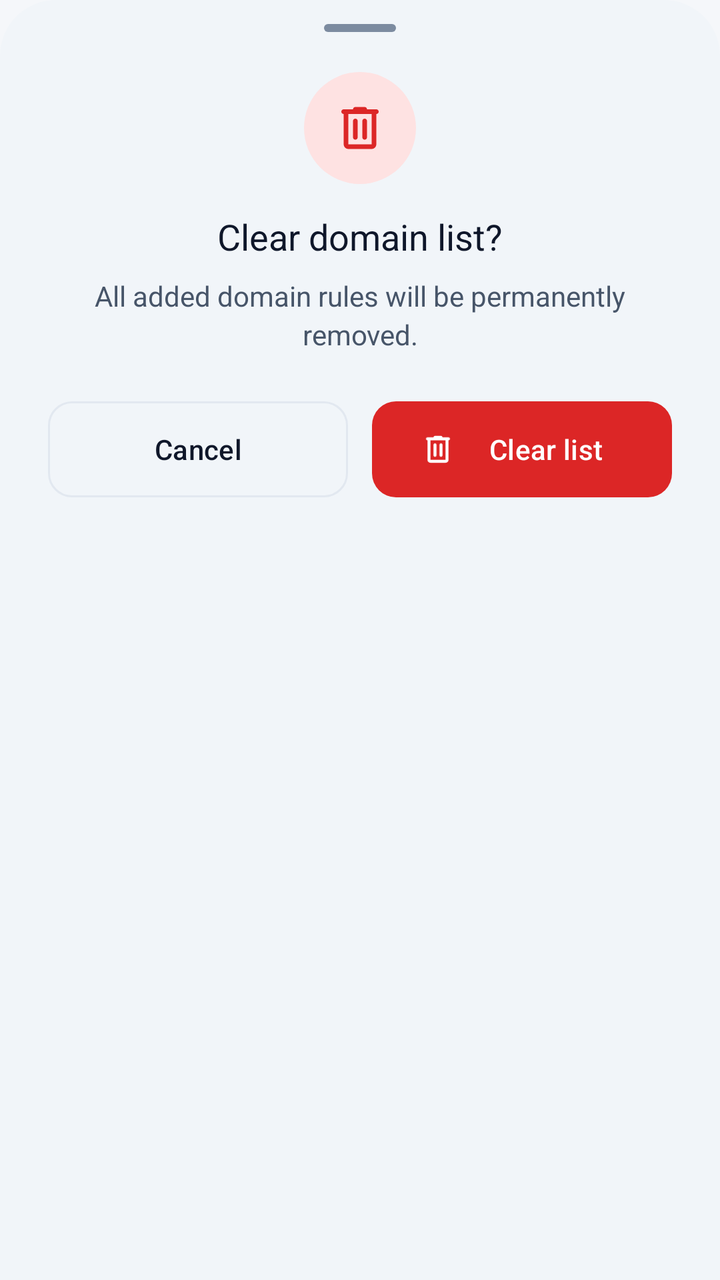
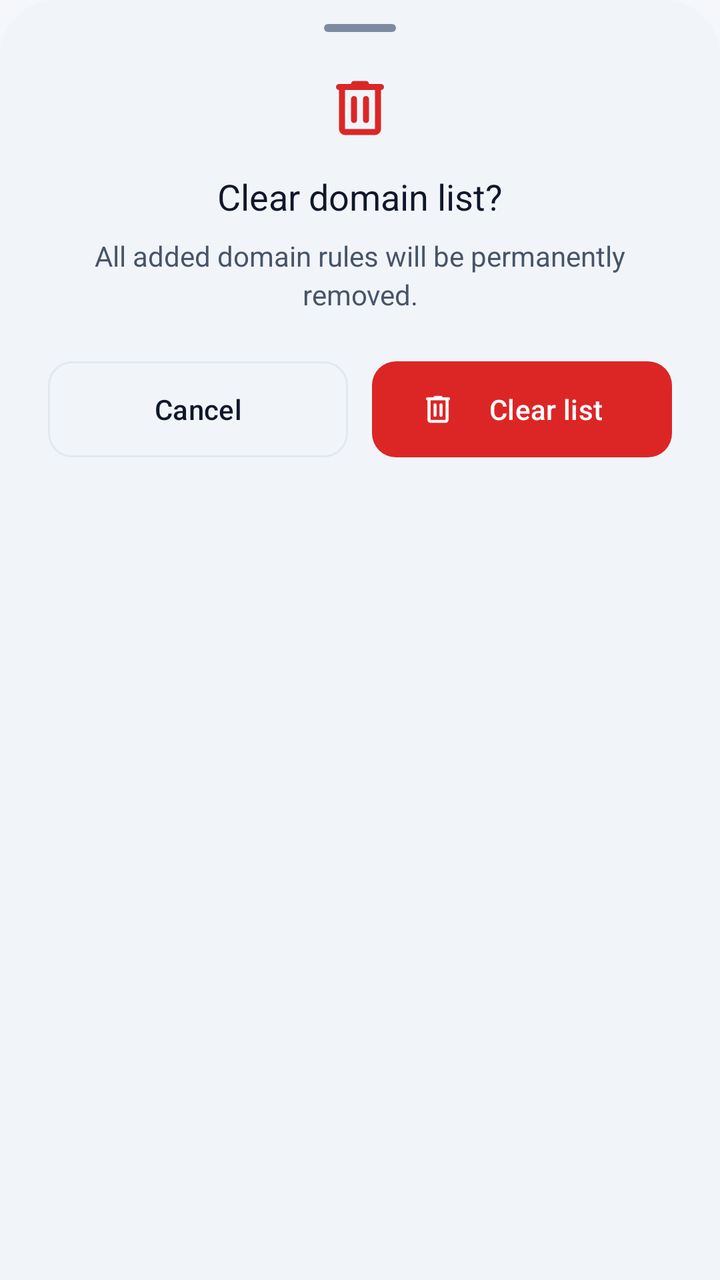

Compare the two renders of this Android layout. The source of the first and the diff that turns it into the second are given below.
<!-- AndroidManifest.xml: application theme Theme.SoxMax -->
<!-- res/layout/bottom_sheet_confirm_clear.xml -->
<?xml version="1.0" encoding="utf-8"?>
<LinearLayout xmlns:android="http://schemas.android.com/apk/res/android"
    xmlns:app="http://schemas.android.com/apk/res-auto"
    android:layout_width="match_parent"
    android:layout_height="wrap_content"
    android:orientation="vertical"
    android:gravity="center_horizontal"
    android:background="@drawable/bg_bottom_sheet"
    android:paddingHorizontal="24dp"
    android:paddingTop="12dp"
    android:paddingBottom="28dp">

    
    <View
        android:layout_width="36dp"
        android:layout_height="4dp"
        android:layout_gravity="center_horizontal"
        android:background="@drawable/bg_drag_handle"
        android:layout_marginBottom="20dp" />

    
    <FrameLayout
        android:layout_width="56dp"
        android:layout_height="56dp"
        android:background="@drawable/bg_delete_icon_badge">

        <ImageView
            android:layout_width="28dp"
            android:layout_height="28dp"
            android:layout_gravity="center"
            android:src="@drawable/ic_delete"
            app:tint="@color/state_error"
            android:contentDescription="@null" />

    </FrameLayout>

    
    <TextView
        android:layout_width="wrap_content"
        android:layout_height="wrap_content"
        android:layout_marginTop="14dp"
        android:gravity="center"
        android:text="@string/split_sites_clear_sheet_title"
        android:textColor="@color/text_primary"
        android:textSize="18sp"
        android:fontFamily="sans-serif-bold" />

    
    <TextView
        android:layout_width="wrap_content"
        android:layout_height="wrap_content"
        android:layout_marginTop="8dp"
        android:gravity="center"
        android:text="@string/split_sites_clear_sheet_desc"
        android:textColor="@color/text_secondary"
        android:textSize="14sp"
        android:lineSpacingExtra="3dp" />

    
    <LinearLayout
        android:layout_width="match_parent"
        android:layout_height="wrap_content"
        android:layout_marginTop="24dp"
        android:orientation="horizontal">

        <com.google.android.material.button.MaterialButton
            android:id="@+id/btn_cancel_clear"
            style="@style/Widget.Material3.Button.OutlinedButton"
            android:layout_width="0dp"
            android:layout_height="48dp"
            android:layout_weight="1"
            android:text="@string/cancel"
            android:textColor="@color/text_primary"
            android:textSize="14sp"
            android:fontFamily="sans-serif-medium"
            app:strokeColor="@color/m3_outline_variant"
            app:cornerRadius="12dp"
            android:insetTop="0dp"
            android:insetBottom="0dp" />

        <Space
            android:layout_width="12dp"
            android:layout_height="1dp" />

        <com.google.android.material.button.MaterialButton
            android:id="@+id/btn_confirm_clear"
            style="@style/Widget.Material3.Button"
            android:layout_width="0dp"
            android:layout_height="48dp"
            android:layout_weight="1"
            android:text="@string/split_sites_clear_sheet_btn"
            android:textColor="@color/m3_on_error"
            android:textSize="14sp"
            android:fontFamily="sans-serif-medium"
            app:backgroundTint="@color/m3_error"
            app:icon="@drawable/ic_delete"
            app:iconSize="18dp"
            app:iconTint="@color/m3_on_error"
            app:iconPadding="6dp"
            app:cornerRadius="12dp"
            android:insetTop="0dp"
            android:insetBottom="0dp" />

    </LinearLayout>

</LinearLayout>
<!-- resources referenced by this layout -->
<resources>
  <color name="m3_error">#DC2626</color>
  <color name="m3_on_error">#FFFFFF</color>
  <color name="m3_outline_variant">#E2E8F0</color>
  <color name="state_error">#DC2626</color>
  <color name="text_primary">@color/m3_on_surface</color>
  <color name="text_secondary">@color/m3_on_surface_variant</color>
  <!-- drawable bg_bottom_sheet (drawable) -->
  <?xml version="1.0" encoding="utf-8"?>
  <shape xmlns:android="http://schemas.android.com/apk/res/android"
      android:shape="rectangle">
      <solid android:color="@color/m3_surface_container_low" />
      <corners
          android:topLeftRadius="28dp"
          android:topRightRadius="28dp" />
  </shape>
  <!-- drawable bg_delete_icon_badge (drawable) -->
  ﻿<?xml version="1.0" encoding="utf-8"?>
  <shape xmlns:android="http://schemas.android.com/apk/res/android"
      android:shape="oval">
      <solid android:color="@color/m3_error_container" />
  </shape>
  <!-- drawable bg_drag_handle (drawable) -->
  <?xml version="1.0" encoding="utf-8"?>
  <shape xmlns:android="http://schemas.android.com/apk/res/android"
      android:shape="rectangle">
      <solid android:color="@color/m3_outline" />
      <size
          android:width="32dp"
          android:height="4dp" />
      <corners android:radius="2dp" />
  </shape>
  <string name="cancel">Cancel</string>
  <string name="split_sites_clear_sheet_btn">Clear list</string>
  <string name="split_sites_clear_sheet_desc">All added domain rules will be permanently removed.</string>
  <string name="split_sites_clear_sheet_title">Clear domain list?</string>
  <color name="m3_on_surface">#0F172A</color>
  <color name="m3_on_surface_variant">#475569</color>
  <color name="m3_surface_container_low">#F1F5F9</color>
  <color name="m3_error_container">#FEE2E2</color>
  <color name="m3_outline">#7C8BA0</color>
  <color name="m3_primary">#2563EB</color>
  <color name="m3_on_primary">#FFFFFF</color>
  <color name="m3_primary_container">#DBEAFE</color>
  <color name="m3_on_primary_container">#1E40AF</color>
  <color name="m3_secondary">#475569</color>
  <color name="m3_on_secondary">#FFFFFF</color>
  <color name="m3_secondary_container">#E2E8F0</color>
  <color name="m3_on_secondary_container">#1E293B</color>
  <color name="m3_tertiary">#7C3AED</color>
  <color name="m3_on_tertiary">#FFFFFF</color>
  <color name="m3_tertiary_container">#EDE9FE</color>
  <color name="m3_on_tertiary_container">#4C1D95</color>
  <color name="m3_on_error_container">#991B1B</color>
  <color name="m3_surface">#F8FAFC</color>
  <color name="m3_surface_container_lowest">#FFFFFF</color>
  <color name="m3_surface_container">#E2E8F0</color>
  <color name="m3_surface_container_high">#CBD5E1</color>
  <color name="m3_surface_container_highest">#94A3B8</color>
  <color name="bg_deep">#F5F7FA</color>
  <style name="ThemeOverlay.Fluxon.MaterialAlertDialog" parent="ThemeOverlay.Material3.MaterialAlertDialog">
          <item name="colorSurface">@color/m3_surface_container_low</item>
          <item name="shapeAppearance">@style/ShapeAppearance.Fluxon.Dialog</item>
      </style>
  <style name="Widget.Fluxon.BottomSheet.Modal" parent="Widget.Material3.BottomSheet.Modal">
          <item name="backgroundTint">@color/m3_surface_container_low</item>
          <item name="shapeAppearance">@style/ShapeAppearance.Fluxon.BottomSheet</item>
      </style>
  <style name="ShapeAppearance.Fluxon.Dialog" parent="ShapeAppearance.Material3.Corner.ExtraLarge">
          <item name="cornerSize">20dp</item>
      </style>
  <style name="ShapeAppearance.Fluxon.BottomSheet" parent="ShapeAppearance.Material3.Corner.Large">
          <item name="cornerSizeTopLeft">28dp</item>
          <item name="cornerSizeTopRight">28dp</item>
          <item name="cornerSizeBottomLeft">0dp</item>
          <item name="cornerSizeBottomRight">0dp</item>
      </style>
  <!-- unchanged entries left out for length: 4 -->
</resources>

<!-- the commit's change to res/layout/bottom_sheet_confirm_clear.xml (unified diff, before → after) -->
@@ -19,20 +19,12 @@
         android:layout_marginBottom="20dp" />
 
     
-    <FrameLayout
-        android:layout_width="56dp"
-        android:layout_height="56dp"
-        android:background="@drawable/bg_delete_icon_badge">
-
-        <ImageView
-            android:layout_width="28dp"
-            android:layout_height="28dp"
-            android:layout_gravity="center"
-            android:src="@drawable/ic_delete"
-            app:tint="@color/state_error"
-            android:contentDescription="@null" />
-
-    </FrameLayout>
+    <ImageView
+        android:layout_width="36dp"
+        android:layout_height="36dp"
+        android:src="@drawable/ic_delete"
+        app:tint="@color/state_error"
+        android:contentDescription="@null" />
 
     
     <TextView
<!-- resource entries referenced after the edit -->
@@ -14,12 +14,6 @@
       <corners
           android:topLeftRadius="28dp"
           android:topRightRadius="28dp" />
-  </shape>
-  <!-- drawable bg_delete_icon_badge (drawable) -->
-  ﻿<?xml version="1.0" encoding="utf-8"?>
-  <shape xmlns:android="http://schemas.android.com/apk/res/android"
-      android:shape="oval">
-      <solid android:color="@color/m3_error_container" />
   </shape>
   <!-- drawable bg_drag_handle (drawable) -->
   <?xml version="1.0" encoding="utf-8"?>
